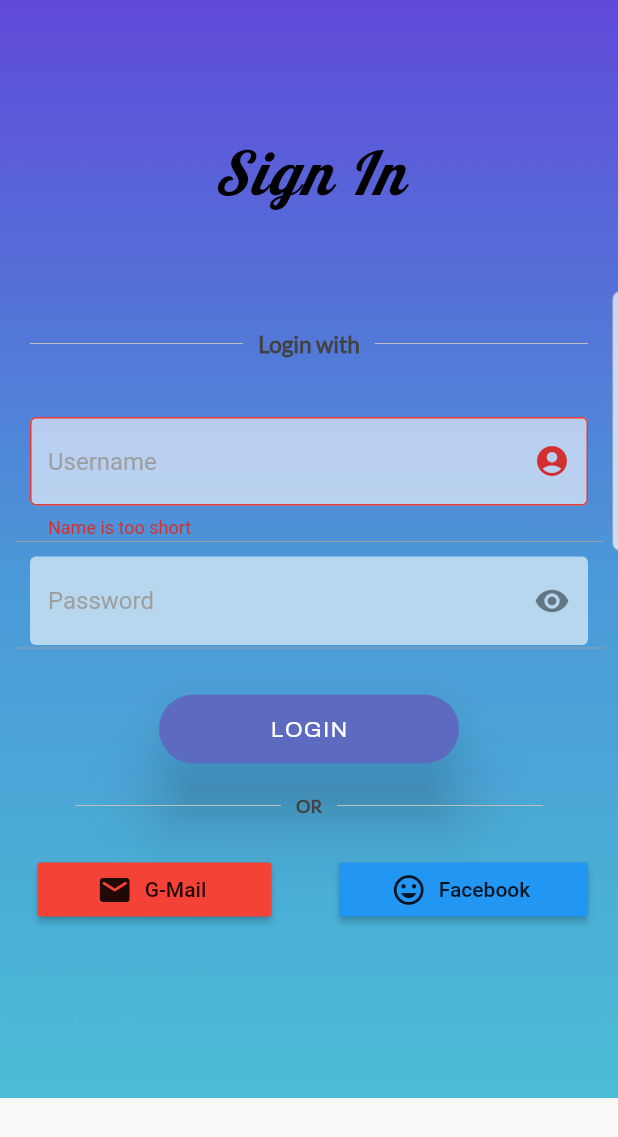
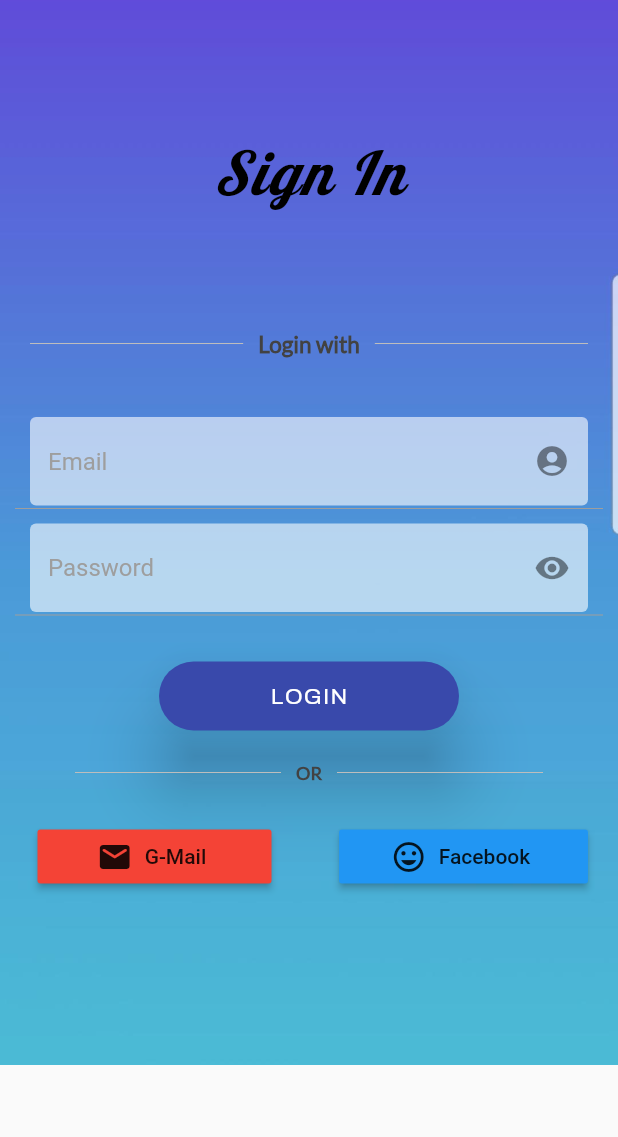
Before and after one commit to wongtaozhe123/condo3, a Flutter app: the screen it shows after launch, after a tap on "LOGIN", on a phone screen of 412 x 824 dp. Shown: the top 1137 px of the screen. Run offline on Flutter 3.47's test engine with Material 2 defaults, Android fonts, the phone set to English and light mode, and no system bars; our stand-ins replace fluttertoast, google_sign_in; missing offline and left inert: flutter_login_facebook, mysql1; network calls fail.

```diff
--- a/lib/main.dart
+++ b/lib/main.dart
@@ -1,3 +1,4 @@
+import 'dart:convert';
 import 'dart:io';
 
 import 'package:flutter/cupertino.dart';
@@ -5,7 +6,6 @@ import 'package:flutter/material.dart';
 import 'package:google_sign_in/google_sign_in.dart';
 import 'package:flutter_login_facebook/flutter_login_facebook.dart';
 import 'package:http/http.dart' as http;
-import 'dart:convert' as JSON;
 import 'package:fluttertoast/fluttertoast.dart';
 
 GoogleSignIn _googleSignIn=GoogleSignIn(
@@ -30,11 +30,13 @@ class Home extends StatefulWidget {
 }
 
 class _HomeState extends State<Home> {
-  final name=TextEditingController();
+  final memail=TextEditingController();
   String nameError;
   final password=TextEditingController();
   bool seePassword=true;
   String passwordError;
+
+  bool btnlogin=false;
 
   // VARIABLES FOR GOOGLE LOGIN
   GoogleSignInAccount currentUser;
@@ -52,7 +54,6 @@ class _HomeState extends State<Home> {
         currentUser=account;
       });
     });
-    print('$currentUser, is xxxx');
     _googleSignIn.signInSilently();
   }
 
@@ -121,7 +122,7 @@ class _HomeState extends State<Home> {
                   Container( //USERNAME
                     margin: EdgeInsets.fromLTRB(20.0, 10, 20.0, 2),
                     child: TextFormField(
-                      controller: name,
+                      controller: memail,
                       showCursor: true,
                       decoration: new InputDecoration(
                           fillColor: Colors.white60,
@@ -137,7 +138,7 @@ class _HomeState extends State<Home> {
                           errorBorder: OutlineInputBorder(
                               borderSide: BorderSide(color: Colors.red[600])
                           ),
-                          hintText: 'Username',
+                          hintText: 'Email',
                           hintStyle: TextStyle(
                               color: Colors.grey[500]
                           )
@@ -185,42 +186,22 @@ class _HomeState extends State<Home> {
                 child: RaisedButton(
                   onPressed: (){
                     setState(() {
-                      bool veracity=false;
-                      RegExp rg=RegExp(r'^(?=.*?[A-Z])(?=.*?[a-z])(?=.*?[0-9])(?=.*?[!@#\$&*~]).{8,}$');
-                      RegExp rgContact=RegExp(r'(^(?:[+01])?[0-9]{10,11}$)');
-                      RegExp rgEmail=RegExp(r"^[a-zA-Z0-9.a-zA-Z0-9.!#$%&'*+-/=?^_`{|}~]+@[a-zA-Z0-9]+\.[a-zA-Z]");
-                      if(!veracity){
-                        if(name==null){
-                          nameError='Field cannot be empty';
+                      btnlogin=!btnlogin;
+                      if(memail.text!=null){
+                        nameError=null;
+                        if(password.text!=null){
+                          manualSignin();
                         }
-                        else{
-                          if(name.text.length<8){
-                            nameError='Name is too short';
-                          }
-                          else{
-                            nameError=null; //NAME IS CORRECT CHECK FOR PASSWORD
-                            if(password==null){
-                              passwordError='Field cannot be empty';
-                            }
-                            else{
-                              if(password.text.length<8){
-                                passwordError='Password must have at least 8 characters';
-                              }
-                              else{
-                                if(rg.hasMatch(password.text)){
-                                  passwordError=null;
-                                }
-                                else{
-                                  passwordError='Need an uppercase, a lowercase, a number, a special character';
-                                }
-                              }
-                            }
-                          }
-                        }
+                        else{passwordError='Field must not be left empty';}
                       }
+                      else{
+                        nameError='Field must not be left empty';
+                      }
+                      manualSignin();
                     });
                   },
-                  color: Colors.indigo[400],
+                  color: btnlogin?Colors.indigo[600]:Colors.indigo[400],
+                  highlightColor: Colors.indigo[600],
                   padding: EdgeInsets.fromLTRB(30.0, 15, 30.0, 15),
                   child: Text(
                     'LOGIN',
@@ -299,7 +280,7 @@ class _HomeState extends State<Home> {
                               case FacebookLoginStatus.Success:
                                 final token=result.accessToken.token;
                                 final graphResponse=await http.get('https://graph.facebook.com/v2.12/me?fields=name,picture,email&access_token=$token');
-                                final profile=JSON.jsonDecode(graphResponse.body);
+                                final profile=json.decode(graphResponse.body);
                                 print(profile['name']);
                                 setState(() {
                                   facebookProfile=profile;
@@ -366,4 +347,40 @@ class _HomeState extends State<Home> {
       fbLogin=false;
     });
   }
+  void manualSignin()async {
+    var url='https://filaceous-worksheet.000webhostapp.com/login.php';
+    var data={
+      "email":memail.text,
+      "password":password.text
+    };
+    var res= await http.post(url,body: data);
+    if(json.decode(res.body)=="true"){
+      Fluttertoast.showToast(msg: 'Welcome',
+        toastLength: Toast.LENGTH_SHORT,
+        gravity: ToastGravity.BOTTOM,
+        backgroundColor: Colors.black,
+        textColor: Colors.white,);
+    }
+    else if(json.decode(res.body)=="false"){
+      Fluttertoast.showToast(msg: 'Invalid password input',
+        toastLength: Toast.LENGTH_SHORT,
+        gravity: ToastGravity.BOTTOM,
+        backgroundColor: Colors.black,
+        textColor: Colors.white,);
+    }
+    else if(json.decode(res.body)=="no email"){
+      Fluttertoast.showToast(msg: 'Invalid email input',
+        toastLength: Toast.LENGTH_SHORT,
+        gravity: ToastGravity.BOTTOM,
+        backgroundColor: Colors.black,
+        textColor: Colors.white,);
+    }
+    else{
+      Fluttertoast.showToast(msg: 'Error logging in',
+        toastLength: Toast.LENGTH_SHORT,
+        gravity: ToastGravity.BOTTOM,
+        backgroundColor: Colors.black,
+        textColor: Colors.white,);
+    }
+  }
 }
```
Also changed, not shown: lib/home.dart (+18 -1 lines), lib/register.dart (+43 -4 lines), 1 other file.
